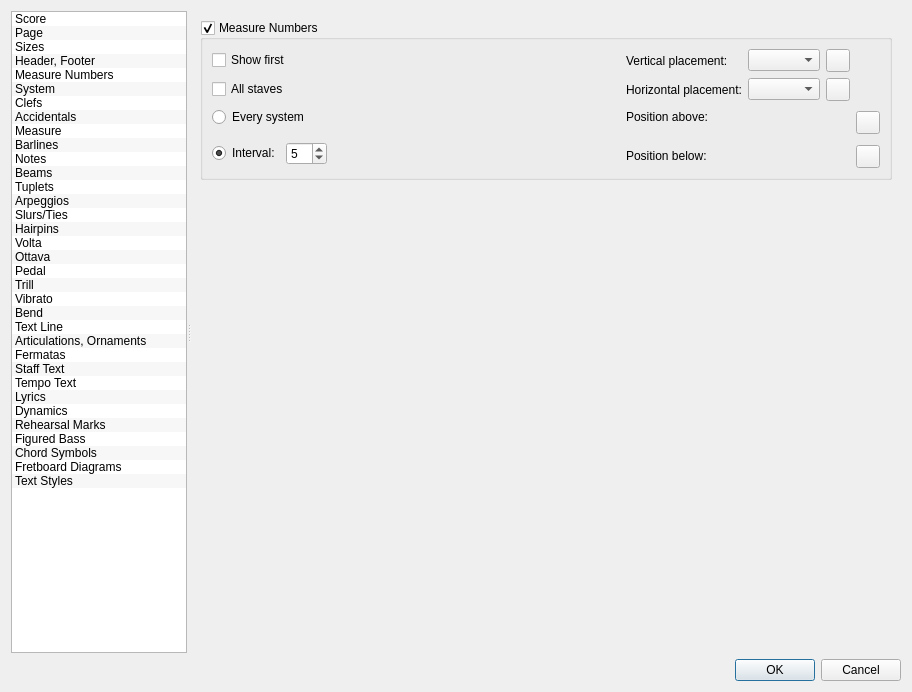
The window that mscore/editstyle.ui (mattmcclinch/MuseScore) describes before a commit, drawn with Qt 5.
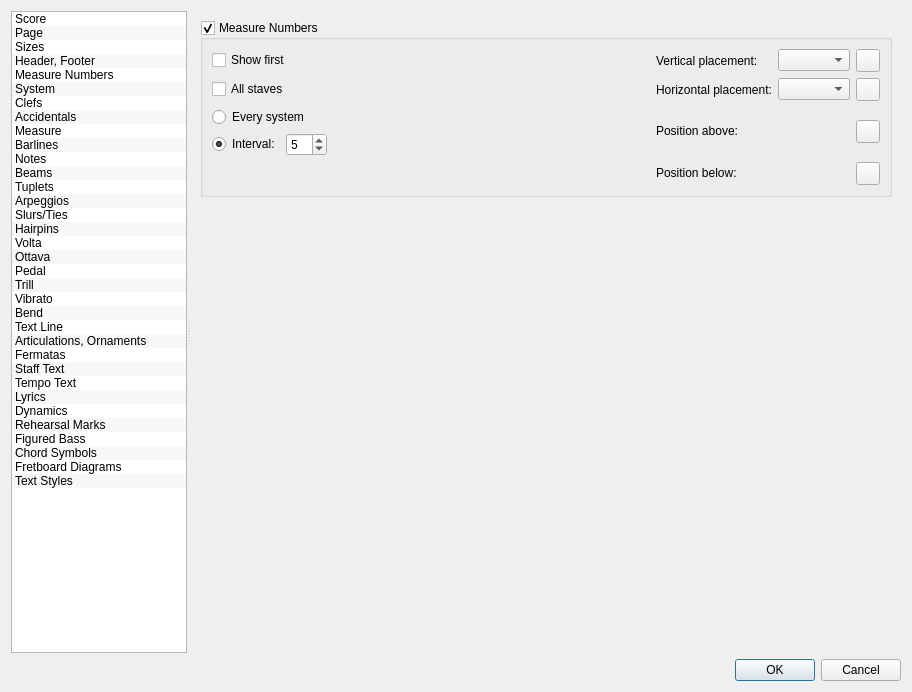
The same window after the commit. The open tabs and pages were chosen to show the change. Icons and pictures are not drawn. Custom widgets are drawn as their Qt base class.

```diff
--- a/mscore/editstyle.ui
+++ b/mscore/editstyle.ui
@@ -2126,16 +2126,48 @@
           <property name="checked">
            <bool>true</bool>
           </property>
-          <layout class="QGridLayout" name="gridLayout_47">
-           <item row="1" column="4">
-            <widget class="QToolButton" name="resetMeasureNumberHPlacement">
-             <property name="icon">
-              <iconset resource="musescore.qrc">
-               <normaloff>:/data/icons/edit-reset.svg</normaloff>:/data/icons/edit-reset.svg</iconset>
+          <layout class="QGridLayout" name="_2">
+           <item row="0" column="0">
+            <widget class="QCheckBox" name="showFirstMeasureNumber">
+             <property name="text">
+              <string>Show first</string>
              </property>
             </widget>
            </item>
-           <item row="4" column="0" rowspan="2">
+           <item row="1" column="0">
+            <widget class="QCheckBox" name="showAllStavesMeasureNumber">
+             <property name="text">
+              <string>All staves</string>
+             </property>
+            </widget>
+           </item>
+           <item row="1" column="4" colspan="2">
+            <widget class="QComboBox" name="measureNumberHPlacement"/>
+           </item>
+           <item row="2" column="2">
+            <spacer name="horizontalSpacer_18">
+             <property name="orientation">
+              <enum>Qt::Horizontal</enum>
+             </property>
+             <property name="sizeHint" stdset="0">
+              <size>
+               <width>40</width>
+               <height>20</height>
+              </size>
+             </property>
+            </spacer>
+           </item>
+           <item row="1" column="3">
+            <widget class="QLabel" name="label_93">
+             <property name="text">
+              <string>Horizontal placement:</string>
+             </property>
+            </widget>
+           </item>
+           <item row="0" column="4" colspan="2">
+            <widget class="QComboBox" name="measureNumberVPlacement"/>
+           </item>
+           <item row="3" column="0" colspan="2">
             <layout class="QHBoxLayout" name="horizontalLayout_8">
              <item>
               <widget class="QRadioButton" name="showIntervalMeasureNumber">
@@ -2159,14 +2191,21 @@
              </item>
             </layout>
            </item>
-           <item row="1" column="2">
-            <widget class="QLabel" name="label_93">
+           <item row="2" column="0">
+            <widget class="QRadioButton" name="showEverySystemMeasureNumber">
              <property name="text">
-              <string>Horizontal placement:</string>
+              <string>Every system</string>
              </property>
             </widget>
            </item>
-           <item row="0" column="4">
+           <item row="0" column="3">
+            <widget class="QLabel" name="label_921">
+             <property name="text">
+              <string>Vertical placement:</string>
+             </property>
+            </widget>
+           </item>
+           <item row="0" column="6">
             <widget class="QToolButton" name="resetMeasureNumberVPlacement">
              <property name="icon">
               <iconset resource="musescore.qrc">
@@ -2174,10 +2213,34 @@
              </property>
             </widget>
            </item>
-           <item row="2" column="3" rowspan="3" colspan="2">
+           <item row="1" column="6">
+            <widget class="QToolButton" name="resetMeasureNumberHPlacement">
+             <property name="icon">
+              <iconset resource="musescore.qrc">
+               <normaloff>:/data/icons/edit-reset.svg</normaloff>:/data/icons/edit-reset.svg</iconset>
+             </property>
+            </widget>
+           </item>
+           <item row="2" column="3" rowspan="2">
+            <widget class="QLabel" name="measureNumberPosAboveLabel">
+             <property name="sizePolicy">
+              <sizepolicy hsizetype="Fixed" vsizetype="Fixed">
+               <horstretch>0</horstretch>
+               <verstretch>0</verstretch>
+              </sizepolicy>
+             </property>
+             <property name="text">
+              <string>Position above:</string>
+             </property>
+             <property name="alignment">
+              <set>Qt::AlignLeading|Qt::AlignLeft|Qt::AlignVCenter</set>
+             </property>
+            </widget>
+           </item>
+           <item row="2" column="4" rowspan="2" colspan="2">
             <widget class="Ms::OffsetSelect" name="measureNumberPosAbove" native="true"/>
            </item>
-           <item row="2" column="5" rowspan="3">
+           <item row="2" column="6" rowspan="2">
             <widget class="QToolButton" name="resetMeasureNumberPosAbove">
              <property name="toolTip">
               <string>Reset to default</string>
@@ -2194,38 +2257,8 @@
              </property>
             </widget>
            </item>
-           <item row="0" column="3">
-            <widget class="QComboBox" name="measureNumberVPlacement"/>
-           </item>
-           <item row="5" column="5">
-            <widget class="QToolButton" name="resetMeasureNumberPosBelow">
-             <property name="toolTip">
-              <string>Reset to default</string>
-             </property>
-             <property name="accessibleName">
-              <string>Reset 'Position below' value</string>
-             </property>
-             <property name="text">
-              <string notr="true"/>
-             </property>
-             <property name="icon">
-              <iconset resource="musescore.qrc">
-               <normaloff>:/data/icons/edit-reset.svg</normaloff>:/data/icons/edit-reset.svg</iconset>
-             </property>
-            </widget>
-           </item>
-           <item row="1" column="3">
-            <widget class="QComboBox" name="measureNumberHPlacement"/>
-           </item>
-           <item row="0" column="2">
-            <widget class="QLabel" name="label_921">
-             <property name="text">
-              <string>Vertical placement:</string>
-             </property>
-            </widget>
-           </item>
-           <item row="5" column="2">
-            <widget class="QLabel" name="label_181">
+           <item row="4" column="3" rowspan="2">
+            <widget class="QLabel" name="measureNumberPosBelowLabel">
              <property name="sizePolicy">
               <sizepolicy hsizetype="Fixed" vsizetype="Fixed">
                <horstretch>0</horstretch>
@@ -2240,56 +2273,23 @@
              </property>
             </widget>
            </item>
-           <item row="2" column="1" rowspan="2">
-            <spacer name="horizontalSpacer_18">
-             <property name="orientation">
-              <enum>Qt::Horizontal</enum>
-             </property>
-             <property name="sizeHint" stdset="0">
-              <size>
-               <width>40</width>
-               <height>20</height>
-              </size>
-             </property>
-            </spacer>
-           </item>
-           <item row="0" column="0">
-            <widget class="QCheckBox" name="showFirstMeasureNumber">
-             <property name="text">
-              <string>Show first</string>
-             </property>
-            </widget>
-           </item>
-           <item row="1" column="0">
-            <widget class="QCheckBox" name="showAllStavesMeasureNumber">
-             <property name="text">
-              <string>All staves</string>
-             </property>
-            </widget>
-           </item>
-           <item row="2" column="0">
-            <widget class="QRadioButton" name="showEverySystemMeasureNumber">
-             <property name="text">
-              <string>Every system</string>
-             </property>
-            </widget>
-           </item>
-           <item row="5" column="3" colspan="2">
+           <item row="4" column="4" rowspan="2" colspan="2">
             <widget class="Ms::OffsetSelect" name="measureNumberPosBelow" native="true"/>
            </item>
-           <item row="2" column="2">
-            <widget class="QLabel" name="label_182">
-             <property name="sizePolicy">
-              <sizepolicy hsizetype="Fixed" vsizetype="Fixed">
-               <horstretch>0</horstretch>
-               <verstretch>0</verstretch>
-              </sizepolicy>
+           <item row="4" column="6" rowspan="2">
+            <widget class="QToolButton" name="resetMeasureNumberPosBelow">
+             <property name="toolTip">
+              <string>Reset to default</string>
+             </property>
+             <property name="accessibleName">
+              <string>Reset 'Position below' value</string>
              </property>
              <property name="text">
-              <string>Position above:</string>
+             <string notr="true"/>
              </property>
-             <property name="alignment">
-              <set>Qt::AlignLeading|Qt::AlignLeft|Qt::AlignVCenter</set>
+             <property name="icon">
+              <iconset resource="musescore.qrc">
+               <normaloff>:/data/icons/edit-reset.svg</normaloff>:/data/icons/edit-reset.svg</iconset>
              </property>
             </widget>
            </item>
```
